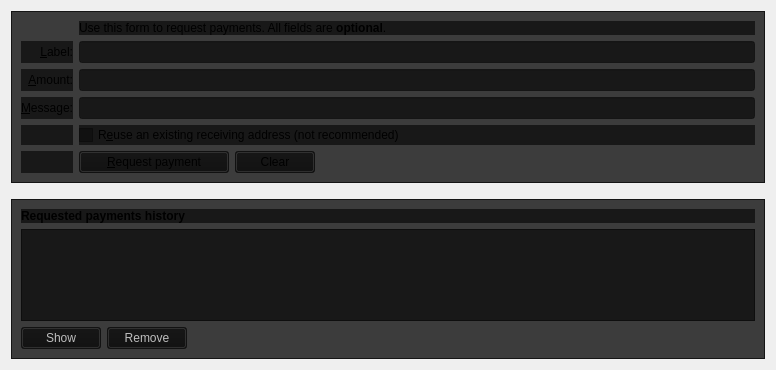
Qt form src/qt/forms/receivecoinsdialog.ui (e-nexus/Cryptonite) before a commit.
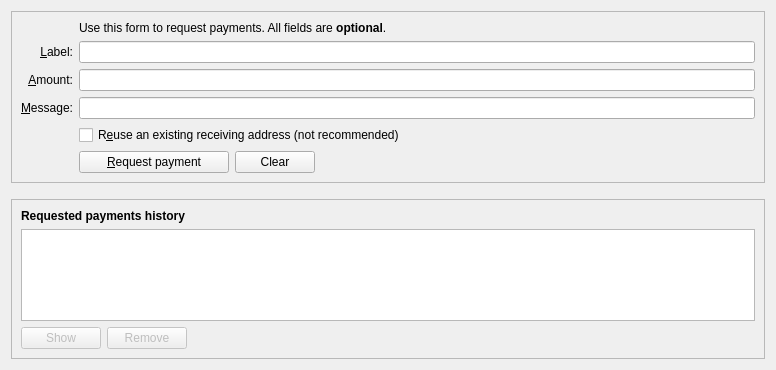
The same form after that commit. Icons and pictures are not drawn. Custom widgets are drawn as their Qt base class.

Commit message: Add spending limit layout

Patch:
```diff
--- a/src/qt/forms/receivecoinsdialog.ui
+++ b/src/qt/forms/receivecoinsdialog.ui
@@ -19,9 +19,6 @@
        <verstretch>0</verstretch>
       </sizepolicy>
      </property>
-     <property name="styleSheet">
-      <string notr="true">background-color: rgba(15, 15, 15, 80%);</string>
-     </property>
      <property name="frameShape">
       <enum>QFrame::StyledPanel</enum>
      </property>
@@ -224,7 +221,7 @@
       </sizepolicy>
      </property>
      <property name="styleSheet">
-      <string notr="true">background-color: rgba(15, 15, 15, 80%);</string>
+      <string notr="true"/>
      </property>
      <property name="frameShape">
       <enum>QFrame::StyledPanel</enum>
```
Left out of the diff: 4 changed lines with no effect on the pictures. The commit also changes 4 other files.
